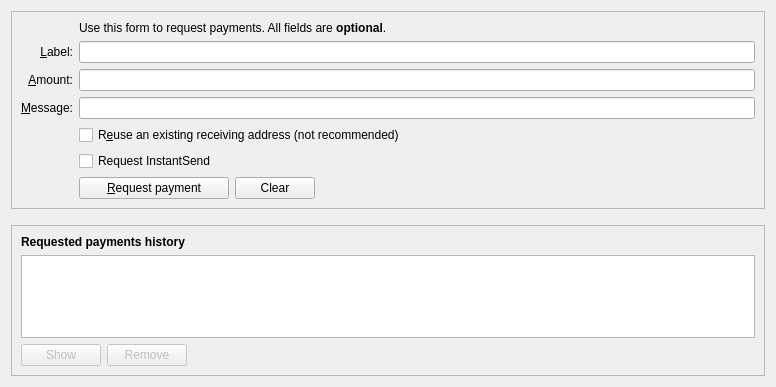
Qt form src/qt/forms/receivecoinsdialog.ui (UlordChain/UlordChain) before a commit.
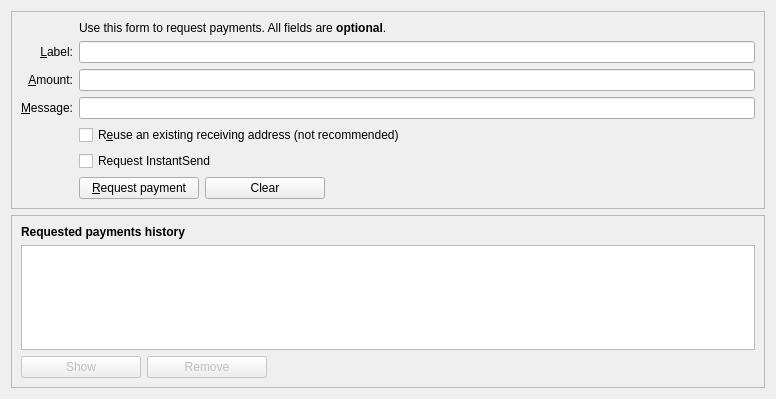
The same form after that commit. Custom widgets are drawn as their Qt base class.

The edit to the form file:
```diff
--- a/src/qt/forms/receivecoinsdialog.ui
+++ b/src/qt/forms/receivecoinsdialog.ui
@@ -7,10 +7,10 @@
     <x>0</x>
     <y>0</y>
     <width>776</width>
-    <height>387</height>
+    <height>399</height>
    </rect>
   </property>
-  <layout class="QVBoxLayout" name="verticalLayout" stretch="0,0,1">
+  <layout class="QVBoxLayout" name="verticalLayout" stretch="0,0,0">
    <item>
     <widget class="QFrame" name="frame2">
      <property name="sizePolicy">
@@ -133,7 +133,7 @@
            <widget class="QPushButton" name="receiveButton">
             <property name="minimumSize">
              <size>
-              <width>150</width>
+              <width>120</width>
               <height>0</height>
              </size>
             </property>
@@ -150,6 +150,12 @@
               <verstretch>0</verstretch>
              </sizepolicy>
             </property>
+            <property name="minimumSize">
+             <size>
+              <width>120</width>
+              <height>0</height>
+             </size>
+            </property>
             <property name="toolTip">
              <string>Clear all fields of the form.</string>
             </property>
@@ -259,6 +265,12 @@
           <property name="enabled">
            <bool>false</bool>
           </property>
+          <property name="minimumSize">
+           <size>
+            <width>120</width>
+            <height>0</height>
+           </size>
+          </property>
           <property name="toolTip">
            <string>Show the selected request (does the same as double clicking an entry)</string>
           </property>
@@ -275,6 +287,12 @@
           <property name="enabled">
            <bool>false</bool>
           </property>
+          <property name="minimumSize">
+           <size>
+            <width>120</width>
+            <height>0</height>
+           </size>
+          </property>
           <property name="toolTip">
            <string>Remove the selected entries from the list</string>
           </property>
```
Left out of the diff: 4 changed lines with no effect on the pictures.
